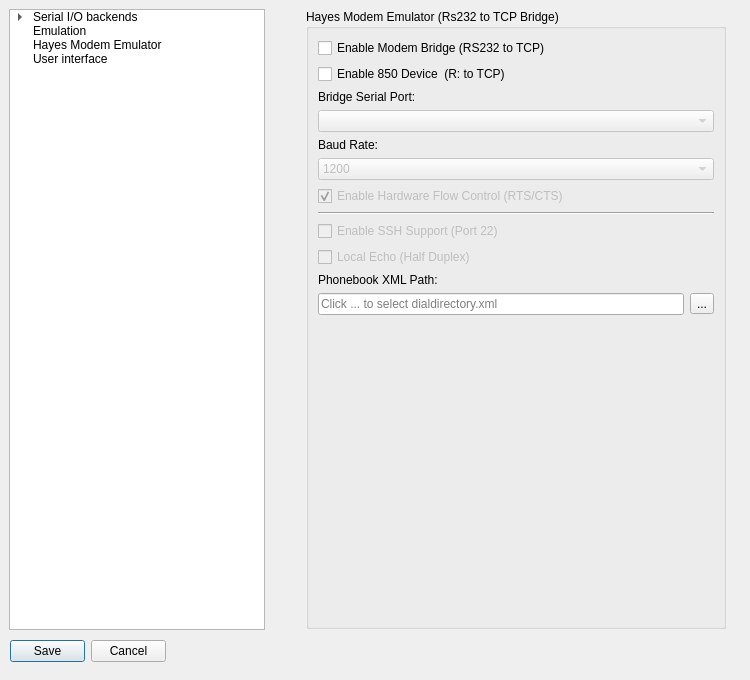
Qt form src/optionsdialog.ui (pjones1063/AspeQt-2k26) before a commit.
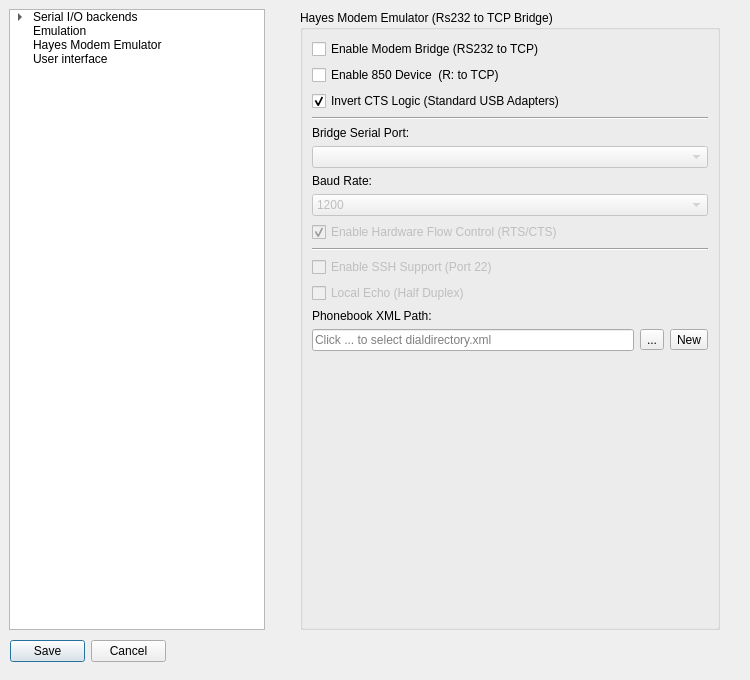
The same form after that commit. The open tabs and pages were chosen to show the change.

Diff of the .ui file:
```diff
--- a/src/optionsdialog.ui
+++ b/src/optionsdialog.ui
@@ -97,8 +97,8 @@
   <widget class="QStackedWidget" name="stackedWidget">
    <property name="geometry">
     <rect>
-     <x>306</x>
-     <y>9</y>
+     <x>300</x>
+     <y>10</y>
      <width>420</width>
      <height>620</height>
     </rect>
@@ -707,6 +707,29 @@
           </property>
          </widget>
         </item>
+        <item>
+         <widget class="QCheckBox" name="modemInvertCtsBox">
+          <property name="enabled">
+           <bool>true</bool>
+          </property>
+          <property name="toolTip">
+           <string>Enable if using a standard FTDI USB adapter. Leave unchecked for direct Raspberry Pi GPIO.</string>
+          </property>
+          <property name="text">
+           <string>Invert CTS Logic (Standard USB Adapters)</string>
+          </property>
+          <property name="checked">
+           <bool>true</bool>
+          </property>
+         </widget>
+        </item>
+        <item>
+         <widget class="Line" name="line_modem_2">
+          <property name="orientation">
+           <enum>Qt::Orientation::Horizontal</enum>
+          </property>
+         </widget>
+        </item>
         <item>
          <widget class="QLabel" name="modemPortLabel">
           <property name="text">
@@ -851,6 +874,16 @@
             </property>
            </widget>
           </item>
+          <item>
+           <widget class="QToolButton" name="modemPhonebookNewBtn">
+            <property name="enabled">
+             <bool>true</bool>
+            </property>
+            <property name="text">
+             <string>New</string>
+            </property>
+           </widget>
+          </item>
          </layout>
         </item>
         <item>
```
Left out of the diff: 4 changed lines with no effect on the pictures.
